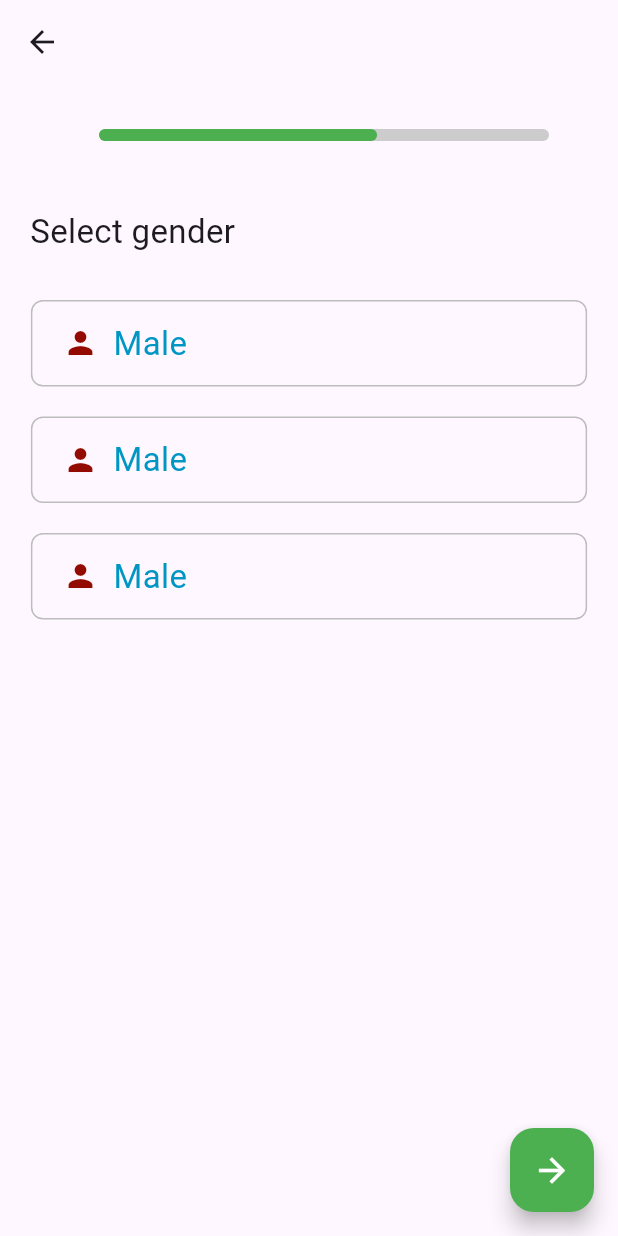
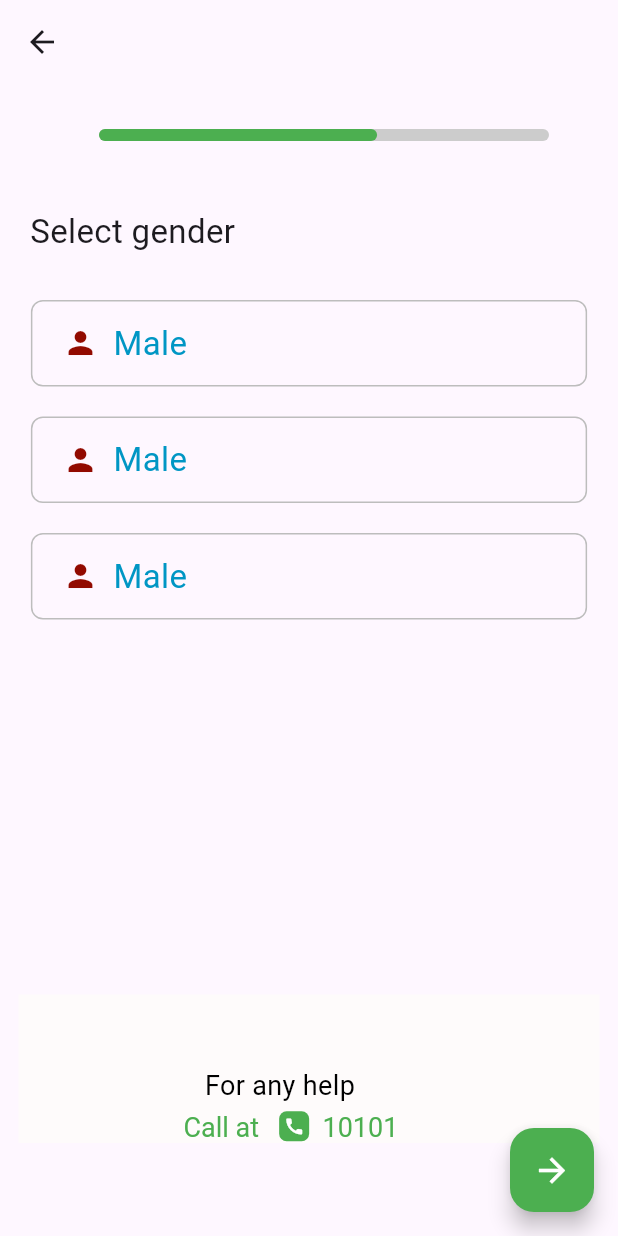
Before and after one commit to ArifHossain123/job_search, a Flutter app: the SelectGender screen opened directly, on a phone screen of 412 x 824 dp. Run offline on Flutter 3.47's test engine with Material 3 defaults, Android fonts, the phone set to English and light mode, and no system bars; our stand-ins replace firebase_auth, firebase_core, font_awesome_flutter, google_sign_in; accounts and stored records are empty.

Commit message:
gender selection

```diff
--- a/lib/gender_selection.dart
+++ b/lib/gender_selection.dart
@@ -183,6 +183,80 @@ class _SelectGenderState extends State<SelectGender> {
                       ],
                     ),
                   ),
+                  ///////
+                  const SizedBox(
+                    height: 250,
+                  ),
+                  Container(
+                    color: const Color.fromARGB(255, 254, 251, 251),
+                    height: height * 0.12,
+                    width: width * 0.94,
+                    child: Padding(
+                      padding: const EdgeInsets.only(
+                        left: 110,
+                      ),
+                      child: Column(
+                        crossAxisAlignment: CrossAxisAlignment.center,
+                        mainAxisAlignment: MainAxisAlignment.end,
+                        children: <Widget>[
+                          const Row(
+                            children: [
+                              Text(
+                                '   For any help',
+                                style: TextStyle(
+                                  color: Colors.black,
+                                  fontSize: 18,
+                                ),
+                              )
+                            ],
+                          ),
+                          const SizedBox(
+                            height: 4,
+                          ),
+                          Row(
+                            children: <Widget>[
+                              RichText(
+                                text: TextSpan(
+                                  children: [
+                                    const TextSpan(
+                                      text: 'Call at   ',
+                                      style: TextStyle(
+                                        color: Colors.green,
+                                        fontSize: 18,
+                                      ),
+                                    ),
+                                    WidgetSpan(
+                                      child: Container(
+                                        height: 20,
+                                        width: 20,
+                                        decoration: BoxDecoration(
+                                          color: Colors.green,
+                                          borderRadius:
+                                              BorderRadius.circular(5),
+                                        ),
+                                        child: const Icon(
+                                          Icons.call,
+                                          size: 14,
+                                          color: Colors.white,
+                                        ),
+                                      ),
+                                    ),
+                                    const TextSpan(
+                                      text: '  10101',
+                                      style: TextStyle(
+                                        color: Colors.green,
+                                        fontSize: 18,
+                                      ),
+                                    )
+                                  ],
+                                ),
+                              ),
+                            ],
+                          ),
+                        ],
+                      ),
+                    ),
+                  ),
                 ],
               )
             ],
```
